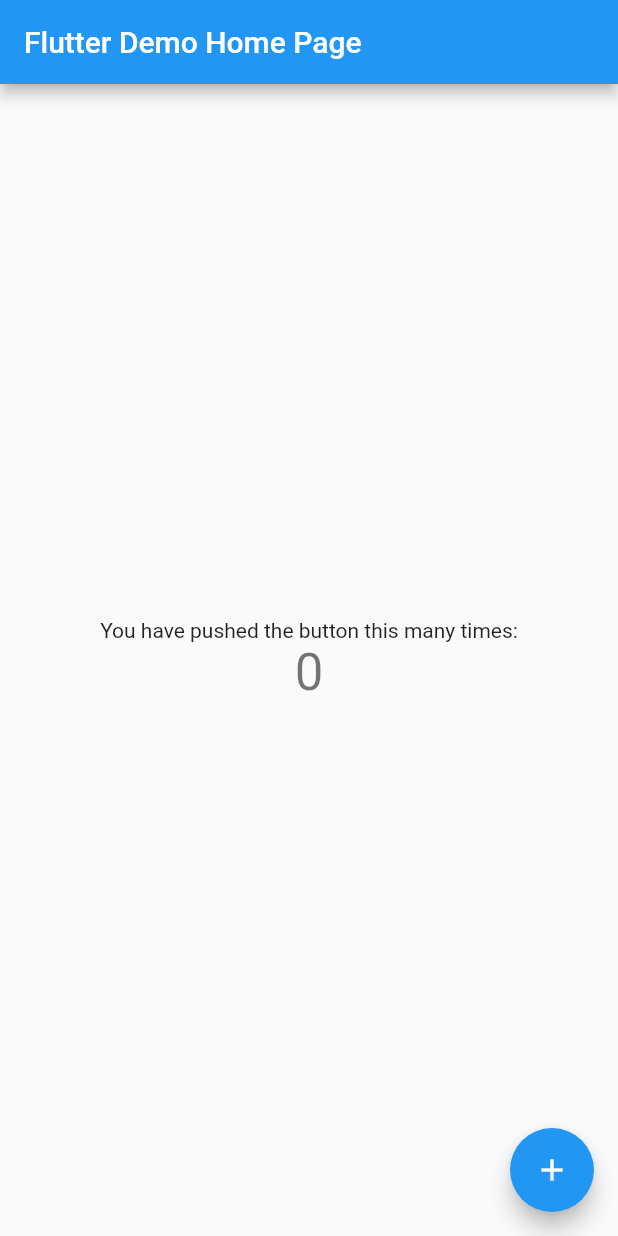
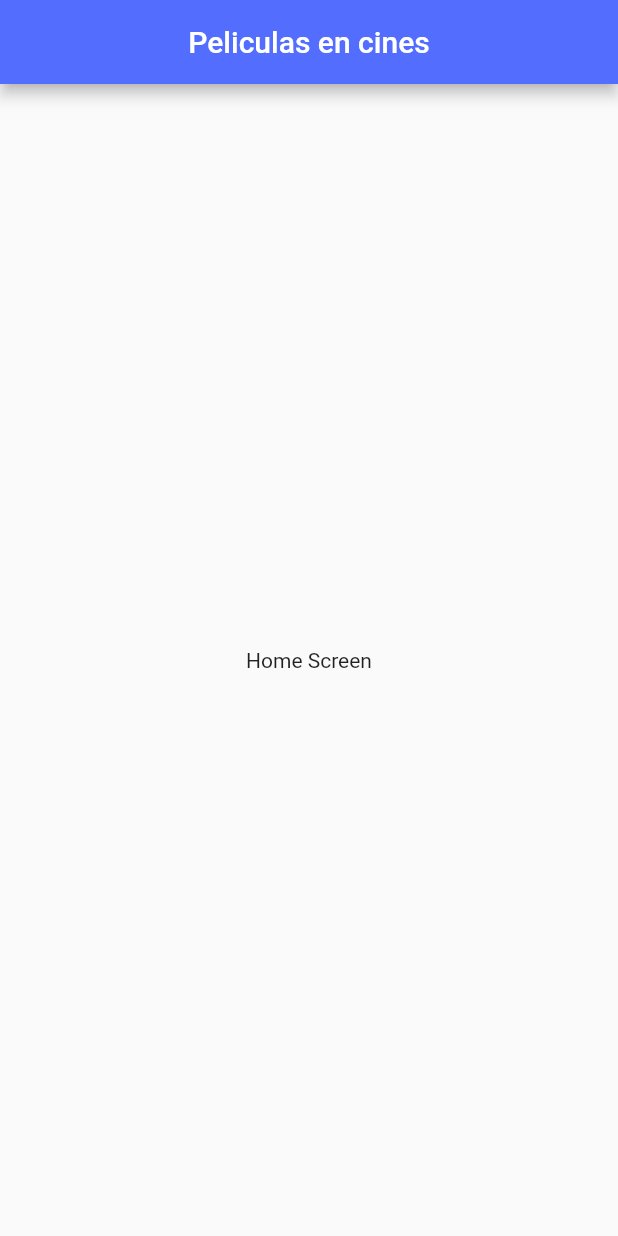
Before and after one commit to YaelGF/Peliculas-App, a Flutter app: the screen it shows after launch, on a phone screen of 412 x 824 dp. Run offline on Flutter 3.47's test engine with Material 2 defaults, Android fonts, the phone set to English and light mode, and no system bars.

Commit message:
Detalles del HomeScreen - Tema Global del AppBar

```diff
--- a/lib/main.dart
+++ b/lib/main.dart
@@ -1,115 +1,22 @@
 import 'package:flutter/material.dart';
 
-void main() {
-  runApp(const MyApp());
-}
+import 'package:flutter_movie_app/screens/screens.dart';
+
+void main() => runApp(const MyApp());
 
 class MyApp extends StatelessWidget {
   const MyApp({super.key});
 
-  // This widget is the root of your application.
   @override
   Widget build(BuildContext context) {
     return MaterialApp(
-      title: 'Flutter Demo',
-      theme: ThemeData(
-        // This is the theme of your application.
-        //
-        // Try running your application with "flutter run". You'll see the
-        // application has a blue toolbar. Then, without quitting the app, try
-        // changing the primarySwatch below to Colors.green and then invoke
-        // "hot reload" (press "r" in the console where you ran "flutter run",
-        // or simply save your changes to "hot reload" in a Flutter IDE).
-        // Notice that the counter didn't reset back to zero; the application
-        // is not restarted.
-        primarySwatch: Colors.blue,
-      ),
-      home: const MyHomePage(title: 'Flutter Demo Home Page'),
+      debugShowCheckedModeBanner: false,
+      title: 'Peliculas',
+      initialRoute: 'home',
+      routes: {
+        'home': ( _ ) => const HomeScreen(),
+        'details': ( _ ) => const DetailsScreen(),
+      },
     );
   }
 }
-
-class MyHomePage extends StatefulWidget {
-  const MyHomePage({super.key, required this.title});
-
-  // This widget is the home page of your application. It is stateful, meaning
-  // that it has a State object (defined below) that contains fields that affect
-  // how it looks.
-
-  // This class is the configuration for the state. It holds the values (in this
-  // case the title) provided by the parent (in this case the App widget) and
-  // used by the build method of the State. Fields in a Widget subclass are
-  // always marked "final".
-
-  final String title;
-
-  @override
-  State<MyHomePage> createState() => _MyHomePageState();
-}
-
-class _MyHomePageState extends State<MyHomePage> {
-  int _counter = 0;
-
-  void _incrementCounter() {
-    setState(() {
-      // This call to setState tells the Flutter framework that something has
-      // changed in this State, which causes it to rerun the build method below
-      // so that the display can reflect the updated values. If we changed
-      // _counter without calling setState(), then the build method would not be
-      // called again, and so nothing would appear to happen.
-      _counter++;
-    });
-  }
-
-  @override
-  Widget build(BuildContext context) {
-    // This method is rerun every time setState is called, for instance as done
-    // by the _incrementCounter method above.
-    //
-    // The Flutter framework has been optimized to make rerunning build methods
-    // fast, so that you can just rebuild anything that needs updating rather
-    // than having to individually change instances of widgets.
-    return Scaffold(
-      appBar: AppBar(
-        // Here we take the value from the MyHomePage object that was created by
-        // the App.build method, and use it to set our appbar title.
-        title: Text(widget.title),
-      ),
-      body: Center(
-        // Center is a layout widget. It takes a single child and positions it
-        // in the middle of the parent.
-        child: Column(
-          // Column is also a layout widget. It takes a list of children and
-          // arranges them vertically. By default, it sizes itself to fit its
-          // children horizontally, and tries to be as tall as its parent.
-          //
-          // Invoke "debug painting" (press "p" in the console, choose the
-          // "Toggle Debug Paint" action from the Flutter Inspector in Android
-          // Studio, or the "Toggle Debug Paint" command in Visual Studio Code)
-          // to see the wireframe for each widget.
-          //
-          // Column has various properties to control how it sizes itself and
-          // how it positions its children. Here we use mainAxisAlignment to
-          // center the children vertically; the main axis here is the vertical
-          // axis because Columns are vertical (the cross axis would be
-          // horizontal).
-          mainAxisAlignment: MainAxisAlignment.center,
-          children: <Widget>[
-            const Text(
-              'You have pushed the button this many times:',
-            ),
-            Text(
-              '$_counter',
-              style: Theme.of(context).textTheme.headlineMedium,
-            ),
-          ],
-        ),
-      ),
-      floatingActionButton: FloatingActionButton(
-        onPressed: _incrementCounter,
-        tooltip: 'Increment',
-        child: const Icon(Icons.add),
-      ), // This trailing comma makes auto-formatting nicer for build methods.
-    );
-  }
-}
--- /dev/null
+++ b/lib/screens/details_screen.dart
@@ -0,0 +1,19 @@
+import 'package:flutter/material.dart';
+
+class DetailsScreen extends StatelessWidget {
+  const DetailsScreen({super.key});
+
+  @override
+  Widget build(BuildContext context) {
+    return Scaffold(
+      appBar: AppBar(
+        title: const Text('Pelicula'),
+        centerTitle: true,
+        backgroundColor: Colors.indigoAccent,
+      ),
+      body: const Center(
+        child: Text('Details Screen'),
+      ),
+    );
+  }
+}
--- /dev/null
+++ b/lib/screens/home_screen.dart
@@ -0,0 +1,19 @@
+import 'package:flutter/material.dart';
+
+class HomeScreen extends StatelessWidget {
+  const HomeScreen({super.key});
+
+  @override
+  Widget build(BuildContext context) {
+    return Scaffold(
+      appBar: AppBar(
+        title: const Text('Peliculas en cines'),
+        centerTitle: true,
+        backgroundColor: Colors.indigoAccent,
+      ),
+      body: const Center(
+        child: Text('Home Screen'),
+      ),
+    );
+  }
+}
--- /dev/null
+++ b/lib/screens/screens.dart
@@ -0,0 +1,2 @@
+export 'package:flutter_movie_app/screens/details_screen.dart';
+export 'package:flutter_movie_app/screens/home_screen.dart';
```
